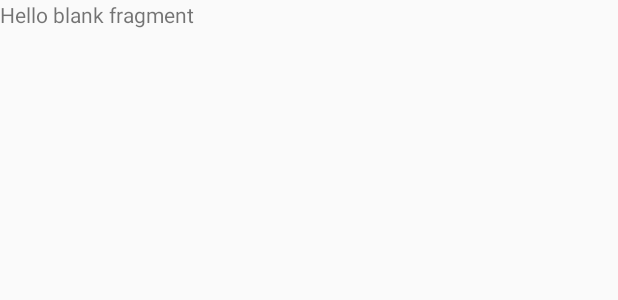
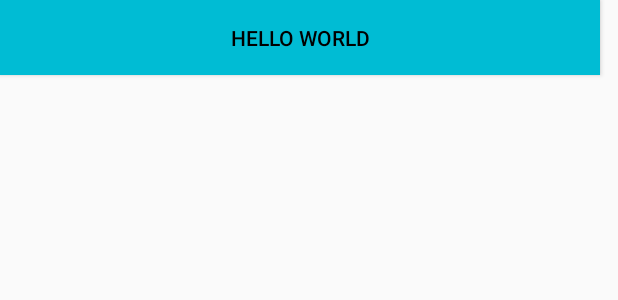
Before and after one commit to isabellagc/compass, an Android app: the layout fragment_need_help_swipe.xml on its own in the app's theme, with its tools: preview values and no code run, on a phone screen of 412 x 824 dp. Shown: the top 300 px of the screen. Run offline under Robolectric (Android 15) with nearby library versions, the phone set to English and light mode, and no system bars.

Commit message:
need help swipe action done

```diff
--- a/app/src/main/java/compass/compass/SwipeButton.java
+++ b/app/src/main/java/compass/compass/SwipeButton.java
@@ -126,6 +126,7 @@ public class SwipeButton extends AppCompatButton {
                 } else {
                     Log.d("CONFIRMATION", "Action confirmed");
                     this.setText(actionConfirmText);
+                    swipeButtonCustomItems.onSwipeConfirm();
                 }
 
                 break;
--- a/app/src/main/java/compass/compass/SwipeButtonCustomItems.java
+++ b/app/src/main/java/compass/compass/SwipeButtonCustomItems.java
@@ -3,6 +3,8 @@ package compass.compass;
 /**
  * Created by amusipatla on 7/11/17.
  */
+
+//custom things you can change about the swipe widget!
 
 public abstract class SwipeButtonCustomItems {
 
@@ -10,8 +12,8 @@ public abstract class SwipeButtonCustomItems {
     public int gradientColor2 = 0xFF0097A7;
     public int gradientColor2Width = 50;
     public int gradientColor3 = 0xFF00BCD4;
-    public int postConfirmationColor = 0x00BCD4;
-    public double actionConfirmDistanceFraction = 0.7;
+    public int postConfirmationColor = 0xFF00BCD4;
+    public double actionConfirmDistanceFraction = 0.8;
     public String buttonPressText = ">>   SWIPE TO CONFIRM   >> ";
 
     public String actionConfirmText = null;
--- a/app/src/main/res/layout/activity_main.xml
+++ b/app/src/main/res/layout/activity_main.xml
@@ -10,7 +10,6 @@
 
     <android.support.v7.widget.AppCompatImageButton
         android:id="@+id/location"
-        android:onClick="toEvent"
         android:layout_width="wrap_content"
         android:layout_height="wrap_content"
         android:background="@drawable/button_shadow"
@@ -25,7 +24,6 @@
 
     <ImageButton
         android:id="@+id/drink"
-        android:onClick="toDrinkCount"
         android:layout_width="wrap_content"
         android:layout_height="wrap_content"
         android:background="@drawable/button_shadow"
--- a/app/src/main/res/layout/fragment_need_help_swipe.xml
+++ b/app/src/main/res/layout/fragment_need_help_swipe.xml
@@ -5,9 +5,15 @@
     tools:context="compass.compass.fragments.NeedHelpSwipe">
 
     <!-- TODO: Update blank fragment layout -->
-    <TextView
-        android:layout_width="match_parent"
-        android:layout_height="match_parent"
-        android:text="@string/hello_blank_fragment" />
+
+    <compass.compass.SwipeButton
+        android:id="@+id/swipeHelp"
+        android:layout_width="400dp"
+        android:layout_height="50dp"
+        android:text="@string/swipeText"
+        android:background="@color/c500"
+        android:textColor="#000000"
+        />
+
 
 </FrameLayout>
--- a/app/src/main/res/values/strings.xml
+++ b/app/src/main/res/values/strings.xml
@@ -3,5 +3,5 @@
 
     <!-- TODO: Remove or change this placeholder text -->
     <string name="hello_blank_fragment">Hello blank fragment</string>
-    <string name="swipeText"> >> SWIPE TO CONFIRM >> </string>
+    <string name="swipeText">hello world</string>
 </resources>
```
Also changed, not shown: app/src/main/java/compass/compass/MainActivity.java (+6 -2 lines), app/src/main/java/compass/compass/fragments/NeedHelpSwipe.java (+35 -69 lines).
